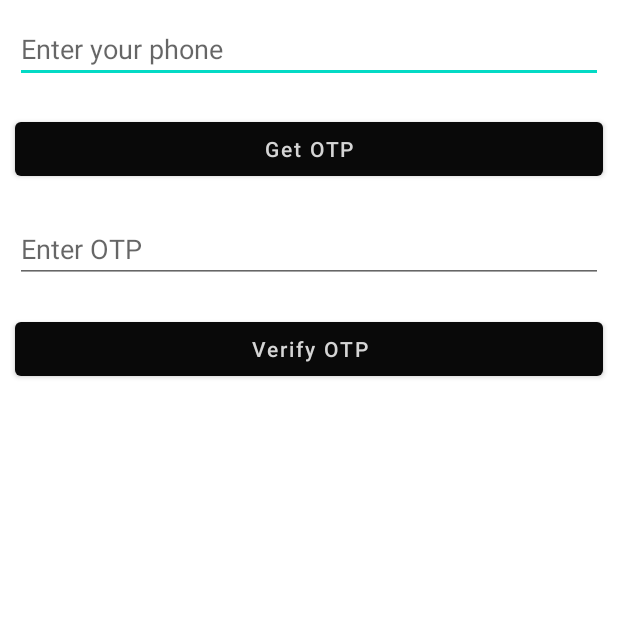
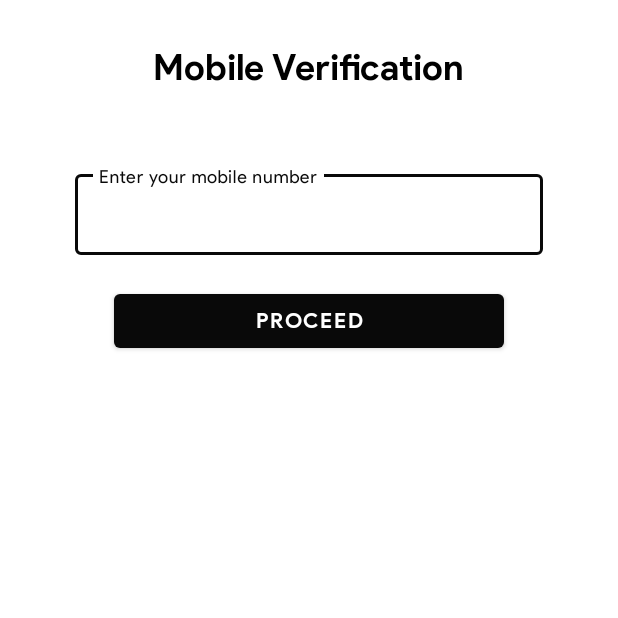
Before and after one commit to the-rebooted-coder/Vault-y, an Android app: the PhoneAuth screen opened directly, with no data from a screen before it, on a phone screen of 412 x 824 dp, the top half of it. Run offline under Robolectric (Android 15) with nearby library versions, the phone set to English and light mode, and no system bars.

Commit message:
XML design complete

```diff
--- a/app/src/main/res/layout/activity_phone_auth.xml
+++ b/app/src/main/res/layout/activity_phone_auth.xml
@@ -7,45 +7,90 @@
     tools:context=".PhoneAuth">
 
     <!--Edittext for getting users phone number-->
+
+    <TextView
+        android:id="@+id/otpHolder"
+        android:layout_width="wrap_content"
+        android:layout_height="wrap_content"
+        android:fontFamily="@font/productsansbold"
+        android:textSize="24sp"
+        android:textColor="@color/black"
+        android:text="@string/mobile_verification"
+        android:layout_centerHorizontal="true"
+        android:layout_marginTop="30dp"/>
+
+    <com.google.android.material.textfield.TextInputLayout
+        android:id="@+id/phoneHolder"
+        android:layout_below="@+id/otpHolder"
+        android:layout_centerHorizontal="true"
+        style="@style/Widget.MaterialComponents.TextInputLayout.OutlinedBox"
+        android:layout_width="match_parent"
+        android:layout_marginStart="100dp"
+        android:layout_height="wrap_content"
+        android:layout_marginTop="50dp">
+
         <EditText
             android:id="@+id/idEdtPhoneNumber"
             android:layout_width="match_parent"
             android:layout_height="wrap_content"
-        android:layout_centerHorizontal="true"
-        android:layout_margin="10dp"
-        android:hint="Enter your phone"
-        android:importantForAutofill="no"
-        android:inputType="phone" />
+            android:fontFamily="@font/productsans"
+            android:hint="@string/enter_your_mobile_number"
+            android:inputType="phone"
+            android:maxLength="4"
+            android:textAlignment="center"
+            tools:ignore="SpeakableTextPresentCheck" />
+    </com.google.android.material.textfield.TextInputLayout>
+
 
     <!--Button for getting OTP-->
-    <Button
+    <com.google.android.material.button.MaterialButton
         android:id="@+id/idBtnGetOtp"
-        android:layout_width="match_parent"
+        android:layout_width="260dp"
+        android:layout_below="@id/phoneHolder"
         android:layout_height="wrap_content"
-        android:layout_below="@id/idEdtPhoneNumber"
-        android:layout_margin="10dp"
-        android:text="Get OTP"
-        android:textAllCaps="false" />
+        android:layout_centerHorizontal="true"
+        android:layout_marginTop="20dp"
+        android:fontFamily="@font/productsansbold"
+        android:text="@string/proceed"
+        android:textColor="@color/white" />
+
 
     <!--Edittext for getting otp from user-->
+    <com.google.android.material.textfield.TextInputLayout
+        android:id="@+id/otpHandlerHolder"
+        android:visibility="invisible"
+        android:layout_below="@+id/otpHolder"
+        android:layout_centerHorizontal="true"
+        style="@style/Widget.MaterialComponents.TextInputLayout.OutlinedBox"
+        android:layout_width="match_parent"
+        android:layout_marginStart="100dp"
+        android:layout_height="wrap_content"
+        android:layout_marginTop="50dp"
+        android:layout_marginBottom="8dp">
+
         <EditText
             android:id="@+id/idEdtOtp"
             android:layout_width="match_parent"
             android:layout_height="wrap_content"
-        android:layout_below="@id/idBtnGetOtp"
-        android:layout_margin="10dp"
-        android:hint="Enter OTP"
-        android:importantForAutofill="no"
-        android:inputType="phone" />
+            android:fontFamily="@font/productsans"
+            android:hint="@string/enter_received_otp"
+            android:inputType="phone"
+            android:maxLength="4"
+            android:textAlignment="center"
+            tools:ignore="SpeakableTextPresentCheck" />
+    </com.google.android.material.textfield.TextInputLayout>
 
     <!--button for verifying user OTP-->
-    <Button
+    <com.google.android.material.button.MaterialButton
         android:id="@+id/idBtnVerify"
-        android:layout_width="match_parent"
+        android:layout_width="260dp"
+        android:visibility="invisible"
         android:layout_height="wrap_content"
-        android:layout_below="@id/idEdtOtp"
-        android:layout_margin="10dp"
-        android:text="Verify OTP"
-        android:textAllCaps="false" />
+        android:layout_below="@+id/otpHandlerHolder"
+        android:layout_centerHorizontal="true"
+        android:layout_marginTop="20dp"
+        android:fontFamily="@font/productsansbold"
+        android:text="@string/verify"
+        android:textColor="@color/white" />
 
 </RelativeLayout>
--- a/app/src/main/res/layout/activity_return_log_in.xml
+++ b/app/src/main/res/layout/activity_return_log_in.xml
@@ -7,6 +7,7 @@
     android:focusableInTouchMode="true"
     android:layout_height="match_parent"
     tools:context=".ReturnLogIn">
+
     <TextView
         android:id="@+id/appNameHolder"
         android:layout_width="wrap_content"
--- a/app/src/main/res/values/strings.xml
+++ b/app/src/main/res/values/strings.xml
@@ -27,6 +27,11 @@
     <string name="dev_name_three">Vinayak Shastri (191B284)</string>
     <string name="about_security">Names, MPIN, key hashes and fingerprint data are stored in a secured encrypted manner using DES Encryption on the device itself, no data is sent anywhere.</string>
     <string name="developed_at"><![CDATA[Developed with ❤️ at\nJaypee University of Engineering & Technology!]]></string>
+    <string name="mobile_verification">Mobile Verification</string>
+    <string name="enter_your_mobile_number">Enter your mobile number</string>
+    <string name="proceed">Proceed</string>
+    <string name="enter_received_otp">Enter received OTP</string>
+    <string name="verify">Verify</string>
     <string-array name="welcomeTexts">
         <item>Hello.</item>
         <item>Welcome to Vault-y</item>
```
Lines whose indentation alone changed are shown as unchanged.
